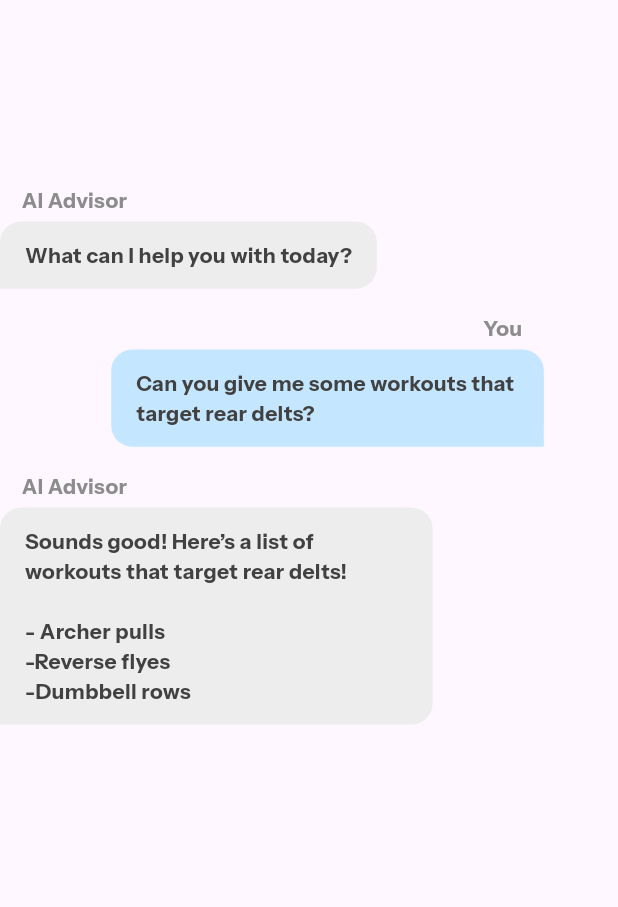
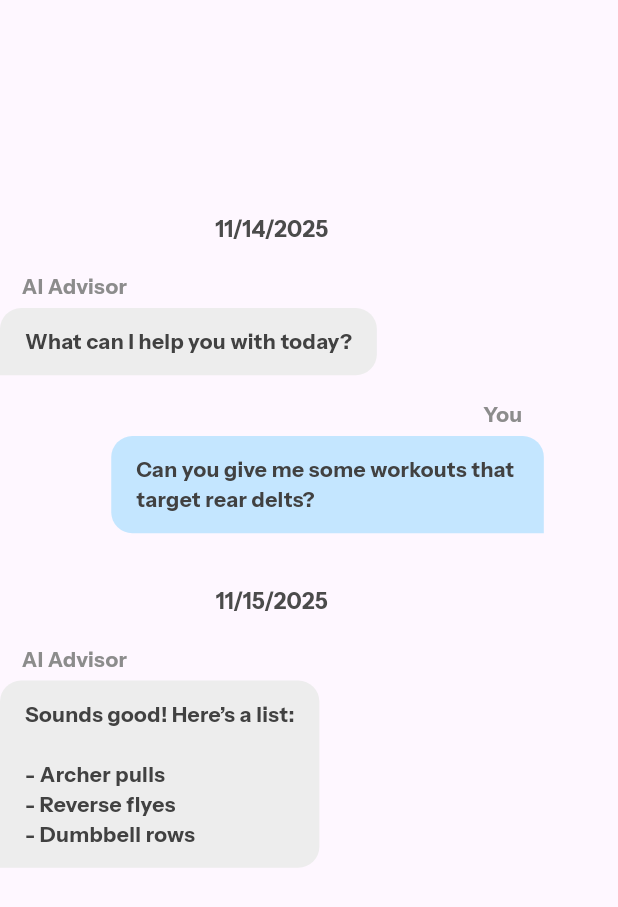
Before and after one commit to WiggleWoggle/ai_gym_advisor_app, a Flutter app: the ConversationColumn widget shown alone on an empty page, opened directly with empty values, on a phone screen of 412 x 824 dp. Shown: the top 907 px of the screen. Run offline on Flutter 3.47's test engine with Material 3 defaults, Android fonts, the phone set to English and light mode, and no system bars; our stand-ins replace device_preview, flutter_gemini.

```diff
--- a/lib/main.dart
+++ b/lib/main.dart
@@ -3,9 +3,15 @@ import 'package:flutter/material.dart';
 import 'package:device_preview/device_preview.dart';
 import 'package:ai_gym_advisor_app/pages/SigninFormPage.dart';
 import 'package:ai_gym_advisor_app/pages/main/HomePage.dart';
-import 'package:provider/provider.dart';
+import 'package:flutter_gemini/flutter_gemini.dart';
+
+//gemini key
+const apiKey = 'AIzaSyDRR4-61XSGjV20X_cm098sqAeNw0WTFPY';
 
 void main() {
+
+  Gemini.init(apiKey: apiKey);
+
   runApp(DevicePreview(builder: (context) => MyApp()));
 }
 
--- a/lib/pages/SigninFormPage.dart
+++ b/lib/pages/SigninFormPage.dart
@@ -100,7 +100,7 @@ class _SignInFormPageState extends State<SignInFormPage> {
                           duration: Duration(milliseconds: 400),
                           curve: Curves.easeInOutCubic,
                           child: Text(
-                            "Welcome to GymAdvisor.",
+                            "Welcome to FitnessAdvisor.",
                             style: const TextStyle(
                               fontFamily: 'InstrumentSans',
                               color: Colors.black,
--- /dev/null
+++ b/lib/pages/aiassistant/AIChatMessages.dart
@@ -0,0 +1,30 @@
+class ChatMessage {
+  final String content;
+  final bool sent;
+  final DateTime timestamp;
+
+  ChatMessage({
+    required this.content,
+    required this.sent,
+    required this.timestamp,
+  });
+}
+
+final List<ChatMessage> messages = [
+  ChatMessage(
+    content: "What can I help you with today?",
+    sent: false,
+    timestamp: DateTime(2025, 11, 14, 13, 51),
+  ),
+  ChatMessage(
+    content: "Can you give me some workouts that target rear delts?",
+    sent: true,
+    timestamp: DateTime(2025, 11, 14, 13, 52),
+  ),
+  ChatMessage(
+    content:
+    "Sounds good! Here’s a list:\n\n- Archer pulls\n- Reverse flyes\n- Dumbbell rows",
+    sent: false,
+    timestamp: DateTime(2025, 11, 15, 10, 14),
+  ),
+];
--- a/lib/pages/auth/AppleAuthOverlay.dart
+++ b/lib/pages/auth/AppleAuthOverlay.dart
@@ -108,7 +108,7 @@ class AppleAuthOverlayState extends State<AppleAuthOverlay> {
                     padding: EdgeInsets.symmetric(
                         horizontal: MediaQuery.of(context).size.width * 0.08),
                     child: Text(
-                      "Create an account for GymAdvisor using your Apple Account.",
+                      "Create an account for FitnessAdvisor using your Apple Account.",
                       textAlign: TextAlign.center,
                       style: TextStyle(
                         fontFamily: 'SF_Regular',
--- a/lib/pages/auth/GoogleOauthOverlay.dart
+++ b/lib/pages/auth/GoogleOauthOverlay.dart
@@ -313,7 +313,7 @@ class _EmailFormPageState extends State<EmailFormPage> {
             ),
             SizedBox(width: MediaQuery.of(context).size.width * 0.012,),
             Text(
-              "GymAdvisor",
+              "FitnessAdvisor",
               style: TextStyle(
                 fontFamily: 'Roboto',
                 fontWeight: FontWeight.bold,
--- a/lib/pages/main/AssistantDirectMessagePage.dart
+++ b/lib/pages/main/AssistantDirectMessagePage.dart
@@ -2,6 +2,9 @@ import 'dart:math';
 
 import 'package:flutter/cupertino.dart';
 import 'package:flutter/material.dart';
+import 'package:ai_gym_advisor_app/pages/main/AssistantDirectMessagePage.dart';
+
+import '../aiassistant/AIChatMessages.dart';
 
 class AssistantDirectMessagePage extends StatefulWidget {
 
@@ -1699,40 +1702,104 @@ class LogoHeader extends StatelessWidget {
 }
 
 class ConversationColumn extends StatelessWidget {
-
   final bool isDarkMode;
 
   const ConversationColumn({super.key, required this.isDarkMode});
+
+  @override
+  Widget build(BuildContext context) {
+    return SizedBox(
+      width: MediaQuery.of(context).size.width * 0.88,
+      child: ListView.builder(
+        padding: EdgeInsets.only(
+          top: MediaQuery.of(context).size.height * 0.15,
+          bottom: 80,
+        ),
+        itemCount: messages.length,
+        itemBuilder: (context, index) {
+          final msg = messages[index];
+
+          bool showTimestampDivider = false;
+
+          if (index == 0) {
+            showTimestampDivider = true;
+          } else {
+            final prev = messages[index - 1];
+
+            final prevDate = DateTime(prev.timestamp.year, prev.timestamp.month, prev.timestamp.day);
+            final currDate = DateTime(msg.timestamp.year, msg.timestamp.month, msg.timestamp.day);
+
+            if (prevDate != currDate) {
+              showTimestampDivider = true;
+            }
+          }
+
+          return Column(
+            children: [
+              if (showTimestampDivider)
+                TimeStampDividerWidget(timestamp: msg.timestamp),
+
+              TextMessageBubble(
+                sent: msg.sent,
+                messageContent: msg.content,
+                isDarkMode: isDarkMode,
+                timestamp: msg.timestamp,
+              ),
+            ],
+          );
+        },
+      ),
+    );
+  }
+}
+
+class TimeStampDividerWidget extends StatelessWidget {
+
+  final DateTime timestamp;
+
+  const TimeStampDividerWidget({super.key, required this.timestamp});
 
   @override
   Widget build(BuildContext context) {
     return Container(
-      width: MediaQuery.of(context).size.width * 0.88,
-      height: MediaQuery.of(context).size.height * 1,
-      child: Column(
-        children: [
-          SizedBox(
-            height: MediaQuery.of(context).size.height * 0.15,
-            width: MediaQuery.of(context).size.height * 0.15,
-          ),
-          TextMessageBubble(
-              sent: false,
-              messageContent: "What can I help you with today?",
-              isDarkMode: isDarkMode
-          ),
-          TextMessageBubble(
-              sent: true,
-              messageContent: "Can you give me some workouts that target rear delts?",
-              isDarkMode: isDarkMode
-          ),
-          TextMessageBubble(
-              sent: false,
-              messageContent: "Sounds good! Here’s a list of workouts that target rear delts! \n\n- Archer pulls \n-Reverse flyes \n-Dumbbell rows",
-              isDarkMode: isDarkMode
-          ),
-        ],
-      ),
-    );
+      width: MediaQuery.of(context).size.width * 1,
+      height: MediaQuery.of(context).size.height * 0.07,
+      child: Align(
+        alignment: Alignment.center,
+        child: Text(
+          getTimeStampAsString(),
+          style: TextStyle(
+            fontFamily: 'InstrumentSans',
+            color: Color.fromRGBO(75, 75, 75, 1),
+            fontSize: MediaQuery.of(context).size.width * 0.036,
+            fontWeight: FontWeight.bold,
+          ),
+        ),
+      ),
+    );
+  }
+
+  String getTimeStampAsString() {
+
+    final today = DateTime(DateTime.now().year, DateTime.now().month, DateTime.now().day);
+    final yesterday = today.subtract(Duration(days: 1));
+    final dateToCheck = DateTime(timestamp.year, timestamp.month, timestamp.day);
+
+    if (dateToCheck == today) {
+      return "Today";
+    }
+
+    if (dateToCheck == yesterday) {
+      return "Yesterday";
+    }
+
+    int day = timestamp.day;
+    int month = timestamp.month;
+    int year = timestamp.year;
+
+    String date = month.toString() + "/" + day.toString() + "/" + year.toString();
+
+    return date;
   }
 }
 
@@ -1741,15 +1808,18 @@ class TextMessageBubble extends StatelessWidget {
   final bool sent;
   final bool isDarkMode;
 
+  final DateTime timestamp;
+
   final String messageContent;
 
-  const TextMessageBubble({super.key, required this.sent, required this.messageContent, required this.isDarkMode});
+  const TextMessageBubble({super.key, required this.sent, required this.messageContent, required this.isDarkMode, required this.timestamp});
 
   @override
   Widget build(BuildContext context) {
     final maxBubbleWidth = MediaQuery.of(context).size.width * 0.7;
 
-    return Row(
+    return GestureDetector(
+      child: Row(
         mainAxisAlignment: sent ? MainAxisAlignment.end : MainAxisAlignment.start,
         crossAxisAlignment: CrossAxisAlignment.end,
         children: [
@@ -1812,6 +1882,7 @@ class TextMessageBubble extends StatelessWidget {
             ],
           ),
         ],
-    );
-  }
-}
+      ),
+    );
+  }
+}
--- a/lib/pages/main/HomePage.dart
+++ b/lib/pages/main/HomePage.dart
@@ -66,7 +66,7 @@ class LogoHeader extends StatelessWidget {
           ),
           SizedBox(width: 12,),
           Text(
-            "GymAdvisor",
+            "FitnessAdvisor",
             style: const TextStyle(
               fontFamily: 'InstrumentSans',
               color: Colors.black,
```
Also changed, not shown: lib/pages/aiassistant/ContextPromptGenerator.dart (added). Lines whose indentation alone changed are shown as unchanged.
